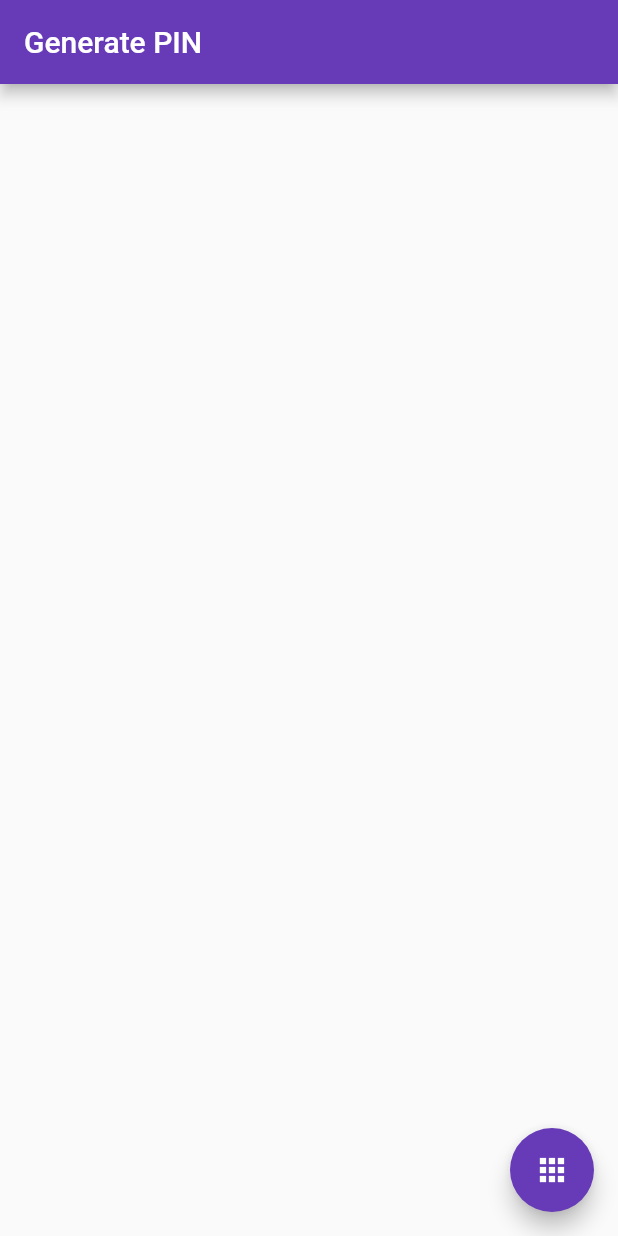
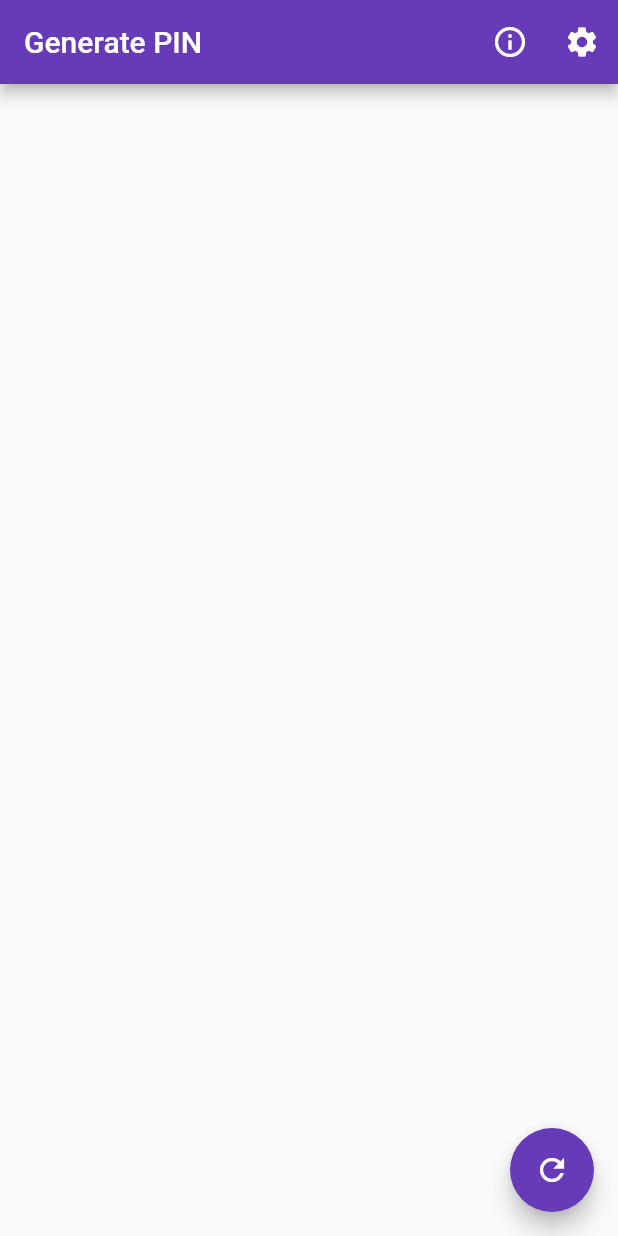
Before and after one commit to davidfung/genpin-flutter, a Flutter app: the screen it shows after launch, on a phone screen of 412 x 824 dp. Run offline on Flutter 3.47's test engine with Material 2 defaults, Android fonts, the phone set to English and light mode, and no system bars.

Commit message:
Add about and settings buttons

```diff
--- a/lib/main.dart
+++ b/lib/main.dart
@@ -57,6 +57,10 @@ class _MyHomePageState extends State<MyHomePage> {
     return Scaffold(
       appBar: AppBar(
         title: Text(widget.title),
+        actions: <Widget>[
+          IconButton(icon: Icon(Icons.info_outline),onPressed: (){}, tooltip: 'About',),
+          IconButton(icon: Icon(Icons.settings),onPressed: (){}, tooltip: 'Settings',)
+        ],
       ),
       body: Column(
         children: <Widget>[
@@ -71,7 +75,7 @@ class _MyHomePageState extends State<MyHomePage> {
       floatingActionButton: FloatingActionButton(
         onPressed: _generatePins,
         tooltip: 'Increment',
-        child: Icon(Icons.apps),
+        child: Icon(Icons.refresh),
       ),
     );
   }
```
